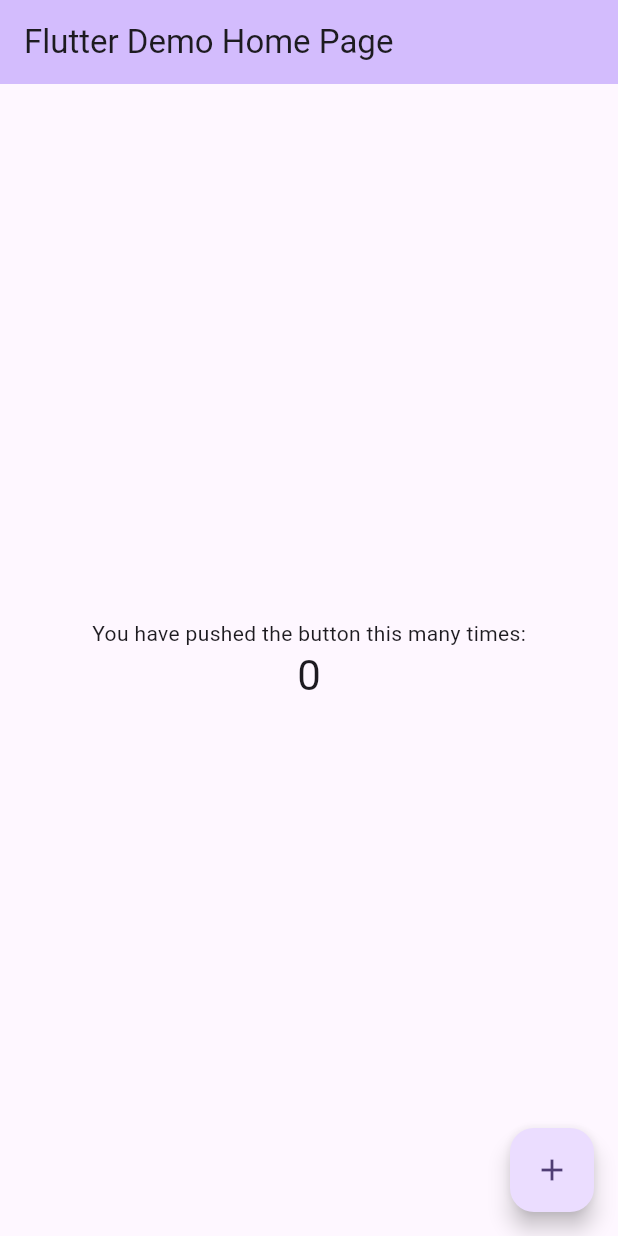
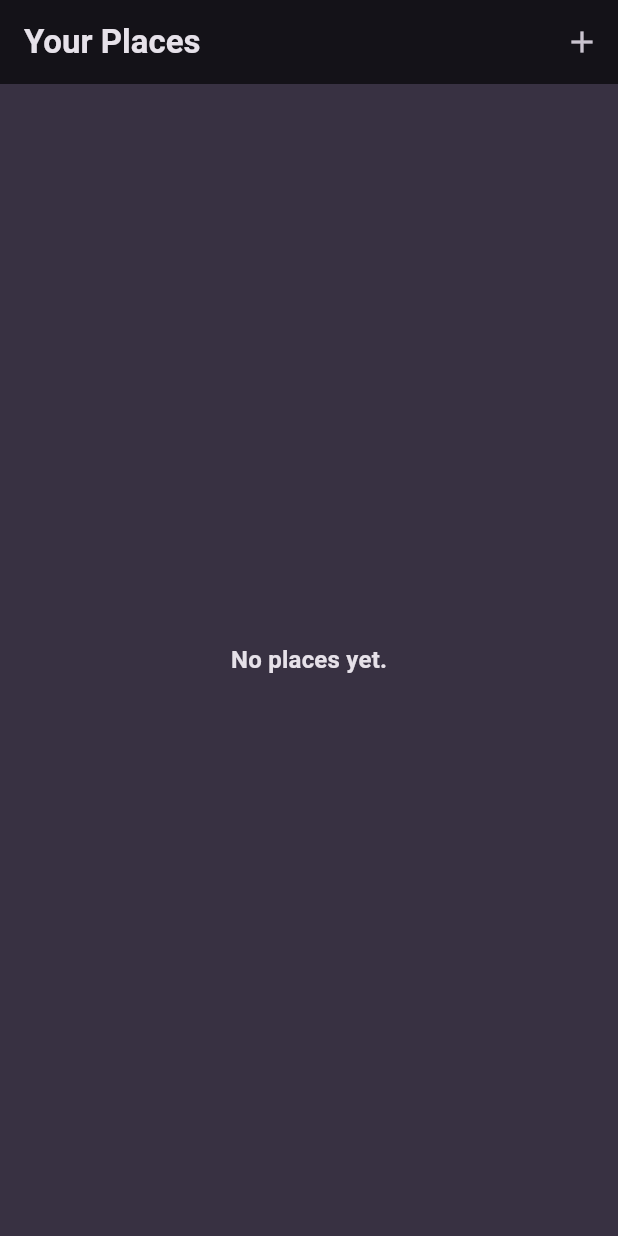
Before and after one commit to RichardOtto95/FavoritePlaces, a Flutter app: the screen it shows after launch, on a phone screen of 412 x 824 dp. Run offline on Flutter 3.47's test engine with Material 3 defaults, Android fonts, the phone set to English and light mode, and no system bars; our stand-ins replace google_fonts.

Commit message:
Adding Places screen

```diff
--- a/lib/main.dart
+++ b/lib/main.dart
@@ -1,125 +1,46 @@
+import 'package:favorite_places/screens/places.dart';
 import 'package:flutter/material.dart';
 
+import 'package:google_fonts/google_fonts.dart';
+
+final colorScheme = ColorScheme.fromSeed(
+  brightness: Brightness.dark,
+  seedColor: const Color.fromARGB(255, 102, 6, 247),
+  background: const Color.fromARGB(255, 56, 49, 66),
+);
+
+final theme = ThemeData().copyWith(
+  useMaterial3: true,
+  scaffoldBackgroundColor: colorScheme.background,
+  colorScheme: colorScheme,
+  textTheme: GoogleFonts.ubuntuCondensedTextTheme().copyWith(
+    titleSmall: GoogleFonts.ubuntuCondensed(
+      fontWeight: FontWeight.bold,
+    ),
+    titleMedium: GoogleFonts.ubuntuCondensed(
+      fontWeight: FontWeight.bold,
+    ),
+    titleLarge: GoogleFonts.ubuntuCondensed(
+      fontWeight: FontWeight.bold,
+    ),
+  ),
+);
+
 void main() {
-  runApp(const MyApp());
+  runApp(
+    const MyApp(),
+  );
 }
 
 class MyApp extends StatelessWidget {
-  const MyApp({super.key});
+  const MyApp({Key? key}) : super(key: key);
 
-  // This widget is the root of your application.
   @override
   Widget build(BuildContext context) {
     return MaterialApp(
-      title: 'Flutter Demo',
-      theme: ThemeData(
-        // This is the theme of your application.
-        //
-        // TRY THIS: Try running your application with "flutter run". You'll see
-        // the application has a blue toolbar. Then, without quitting the app,
-        // try changing the seedColor in the colorScheme below to Colors.green
-        // and then invoke "hot reload" (save your changes or press the "hot
-        // reload" button in a Flutter-supported IDE, or press "r" if you used
-        // the command line to start the app).
-        //
-        // Notice that the counter didn't reset back to zero; the application
-        // state is not lost during the reload. To reset the state, use hot
-        // restart instead.
-        //
-        // This works for code too, not just values: Most code changes can be
-        // tested with just a hot reload.
-        colorScheme: ColorScheme.fromSeed(seedColor: Colors.deepPurple),
-        useMaterial3: true,
-      ),
-      home: const MyHomePage(title: 'Flutter Demo Home Page'),
+      title: 'Great Places',
+      theme: theme,
+      home: const PLacesScreen(),
     );
   }
 }
-
-class MyHomePage extends StatefulWidget {
-  const MyHomePage({super.key, required this.title});
-
-  // This widget is the home page of your application. It is stateful, meaning
-  // that it has a State object (defined below) that contains fields that affect
-  // how it looks.
-
-  // This class is the configuration for the state. It holds the values (in this
-  // case the title) provided by the parent (in this case the App widget) and
-  // used by the build method of the State. Fields in a Widget subclass are
-  // always marked "final".
-
-  final String title;
-
-  @override
-  State<MyHomePage> createState() => _MyHomePageState();
-}
-
-class _MyHomePageState extends State<MyHomePage> {
-  int _counter = 0;
-
-  void _incrementCounter() {
-    setState(() {
-      // This call to setState tells the Flutter framework that something has
-      // changed in this State, which causes it to rerun the build method below
-      // so that the display can reflect the updated values. If we changed
-      // _counter without calling setState(), then the build method would not be
-      // called again, and so nothing would appear to happen.
-      _counter++;
-    });
-  }
-
-  @override
-  Widget build(BuildContext context) {
-    // This method is rerun every time setState is called, for instance as done
-    // by the _incrementCounter method above.
-    //
-    // The Flutter framework has been optimized to make rerunning build methods
-    // fast, so that you can just rebuild anything that needs updating rather
-    // than having to individually change instances of widgets.
-    return Scaffold(
-      appBar: AppBar(
-        // TRY THIS: Try changing the color here to a specific color (to
-        // Colors.amber, perhaps?) and trigger a hot reload to see the AppBar
-        // change color while the other colors stay the same.
-        backgroundColor: Theme.of(context).colorScheme.inversePrimary,
-        // Here we take the value from the MyHomePage object that was created by
-        // the App.build method, and use it to set our appbar title.
-        title: Text(widget.title),
-      ),
-      body: Center(
-        // Center is a layout widget. It takes a single child and positions it
-        // in the middle of the parent.
-        child: Column(
-          // Column is also a layout widget. It takes a list of children and
-          // arranges them vertically. By default, it sizes itself to fit its
-          // children horizontally, and tries to be as tall as its parent.
-          //
-          // Column has various properties to control how it sizes itself and
-          // how it positions its children. Here we use mainAxisAlignment to
-          // center the children vertically; the main axis here is the vertical
-          // axis because Columns are vertical (the cross axis would be
-          // horizontal).
-          //
-          // TRY THIS: Invoke "debug painting" (choose the "Toggle Debug Paint"
-          // action in the IDE, or press "p" in the console), to see the
-          // wireframe for each widget.
-          mainAxisAlignment: MainAxisAlignment.center,
-          children: <Widget>[
-            const Text(
-              'You have pushed the button this many times:',
-            ),
-            Text(
-              '$_counter',
-              style: Theme.of(context).textTheme.headlineMedium,
-            ),
-          ],
-        ),
-      ),
-      floatingActionButton: FloatingActionButton(
-        onPressed: _incrementCounter,
-        tooltip: 'Increment',
-        child: const Icon(Icons.add),
-      ), // This trailing comma makes auto-formatting nicer for build methods.
-    );
-  }
-}
--- /dev/null
+++ b/lib/models/place.dart
@@ -0,0 +1,10 @@
+import 'package:uuid/uuid.dart';
+
+const uuid = Uuid();
+
+class Place {
+  Place({required this.title}) : id = uuid.v4();
+
+  final String id;
+  final String title;
+}
--- /dev/null
+++ b/lib/screens/places.dart
@@ -0,0 +1,24 @@
+import 'package:favorite_places/widgets/places_list.dart';
+import 'package:flutter/material.dart';
+
+class PLacesScreen extends StatelessWidget {
+  const PLacesScreen({super.key});
+
+  @override
+  Widget build(BuildContext context) {
+    return Scaffold(
+      appBar: AppBar(
+        title: const Text("Your Places"),
+        actions: [
+          IconButton(
+            onPressed: () {},
+            icon: const Icon(Icons.add),
+          ),
+        ],
+      ),
+      body: PlacesList(
+        places: const [],
+      ),
+    );
+  }
+}
--- /dev/null
+++ b/lib/widgets/places_list.dart
@@ -0,0 +1,35 @@
+import 'package:favorite_places/models/place.dart';
+import 'package:flutter/material.dart';
+
+class PlacesList extends StatelessWidget {
+  const PlacesList({super.key, required this.places});
+
+  final List<Place> places;
+
+  @override
+  Widget build(BuildContext context) {
+    if (places.isEmpty) {
+      return Center(
+        child: Text(
+          "No places yet.",
+          style: Theme.of(context).textTheme.titleMedium!.copyWith(
+                color: Theme.of(context).colorScheme.onBackground,
+              ),
+        ),
+      );
+    }
+    return ListView.builder(
+      itemCount: places.length,
+      itemBuilder: (context, index) {
+        return ListTile(
+          title: Text(
+            places[index].title,
+            style: Theme.of(context).textTheme.titleMedium!.copyWith(
+                  color: Theme.of(context).colorScheme.onBackground,
+                ),
+          ),
+        );
+      },
+    );
+  }
+}
```
Also changed, not shown: pubspec.yaml (+4 -70 lines), lib/screens/add_place.dart (added), lib/screens/places_detail.dart (added), pubspec.lock, 1 other file.
